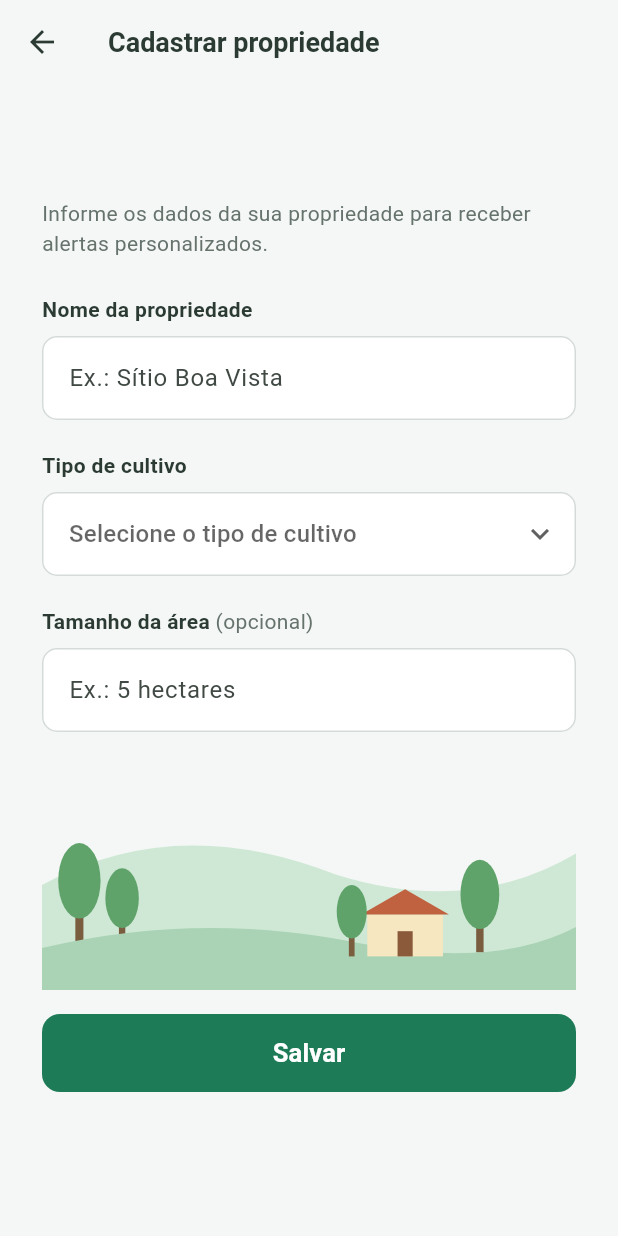
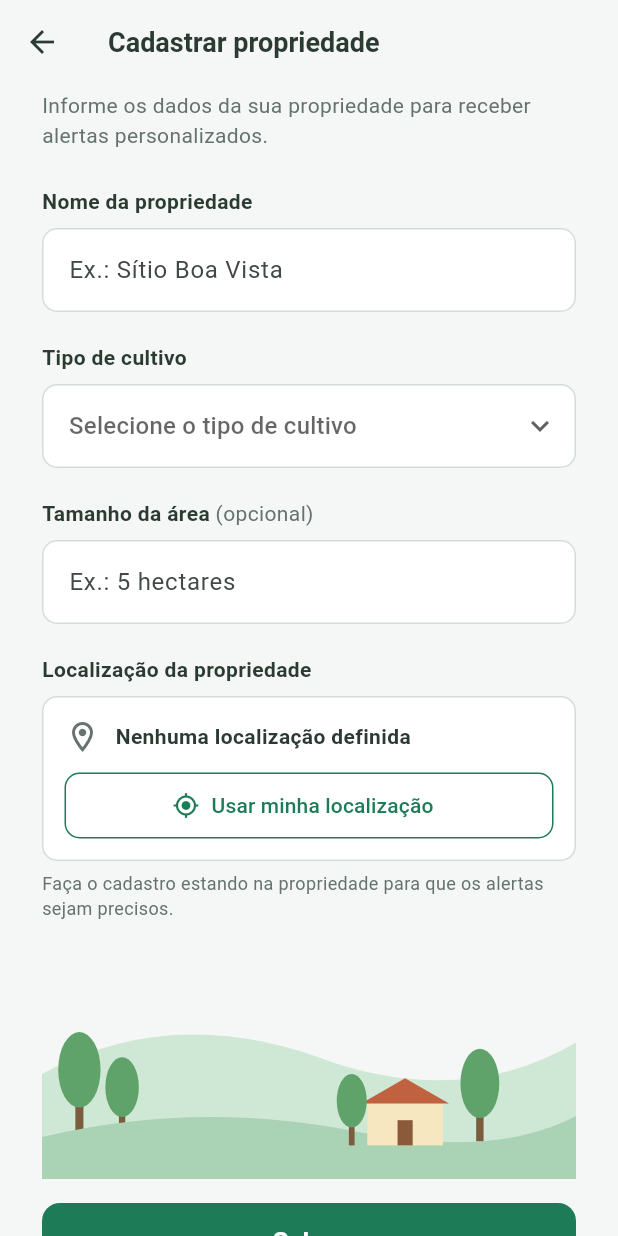
Before and after one commit to rafaelmvalente/PI_IV-TIME-19, a Flutter app: the CadastroPropriedadeScreen screen opened directly, on a phone screen of 412 x 824 dp. Run offline on Flutter 3.47's test engine with Material 3 defaults, Android fonts, the phone set to English and light mode, and no system bars; our stand-ins replace geolocator.

Commit message:
feat: adição da localização da propriedade via GPS

```diff
--- /dev/null
+++ b/app/lib/models/coordenada.dart
@@ -0,0 +1,14 @@
+// Vinicius Santuci Virgolino - 25000294
+// Data: 13/10/26
+// Descrição: Par de latitude e longitude que identifica onde fica a
+// propriedade. É o dado usado para consultar a previsão do tempo.
+
+class Coordenada {
+  const Coordenada({required this.latitude, required this.longitude});
+
+  final double latitude;
+  final double longitude;
+
+  String get descricao =>
+      '${latitude.toStringAsFixed(5)}, ${longitude.toStringAsFixed(5)}';
+}
--- a/app/lib/models/propriedade.dart
+++ b/app/lib/models/propriedade.dart
@@ -2,6 +2,8 @@
 // Data: 13/10/26
 // Descrição: Modelo da propriedade rural cadastrada pelo produtor e os tipos
 // de cultivo aceitos pelo app.
+
+import 'coordenada.dart';
 
 enum TipoCultivo {
   milho('Milho'),
@@ -21,11 +23,13 @@ class Propriedade {
   const Propriedade({
     required this.nome,
     required this.cultivo,
+    required this.localizacao,
     this.areaHectares,
   });
 
   final String nome;
   final TipoCultivo cultivo;
+  final Coordenada localizacao;
   final double? areaHectares;
 
   /// Formato usado para gravar no Firestore.
@@ -33,6 +37,8 @@ class Propriedade {
     return {
       'nome': nome,
       'cultivo': cultivo.name,
+      'latitude': localizacao.latitude,
+      'longitude': localizacao.longitude,
       'areaHectares': areaHectares,
     };
   }
--- a/app/lib/screens/cadastro_propriedade_screen.dart
+++ b/app/lib/screens/cadastro_propriedade_screen.dart
@@ -2,19 +2,27 @@
 // Data: 13/10/26
 // Horário:
 // Descrição: Tela de cadastro da propriedade do ClimAlerta. Contém os campos
-// de nome da propriedade, tipo de cultivo e tamanho da área (opcional), a
-// ilustração da paisagem rural e o botão "Salvar". Ao salvar, devolve a
-// Propriedade preenchida para a tela anterior.
+// de nome da propriedade, tipo de cultivo, tamanho da área (opcional) e a
+// localização obtida pelo GPS, a ilustração da paisagem rural e o botão
+// "Salvar". Ao salvar, devolve a Propriedade preenchida para a tela anterior.
 
 import 'package:flutter/material.dart';
 import 'package:flutter/services.dart';
 
+import '../models/coordenada.dart';
 import '../models/propriedade.dart';
+import '../services/localizacao_service.dart';
 import '../theme/app_colors.dart';
 import '../widgets/paisagem_rural.dart';
+import '../widgets/seletor_localizacao.dart';
 
 class CadastroPropriedadeScreen extends StatefulWidget {
-  const CadastroPropriedadeScreen({super.key});
+  const CadastroPropriedadeScreen({
+    super.key,
+    this.localizacaoService = const LocalizacaoService(),
+  });
+
+  final LocalizacaoService localizacaoService;
 
   @override
   State<CadastroPropriedadeScreen> createState() =>
@@ -28,8 +36,11 @@ class _CadastroPropriedadeScreenState extends State<CadastroPropriedadeScreen> {
   final _formKey = GlobalKey<FormState>();
   final _nomeController = TextEditingController();
   final _areaController = TextEditingController();
+  final _localizacaoKey = GlobalKey<FormFieldState<Coordenada>>();
 
   TipoCultivo? _cultivo;
+  bool _buscandoLocalizacao = false;
+  String? _erroLocalizacao;
 
   @override
   void dispose() {
@@ -59,9 +70,39 @@ class _CadastroPropriedadeScreenState extends State<CadastroPropriedadeScreen> {
     return null;
   }
 
+  String? _validarLocalizacao(Coordenada? valor) {
+    return valor == null ? 'Registre a localização da propriedade' : null;
+  }
+
   double? _converterArea(String texto) {
     if (texto.trim().isEmpty) return null;
     return double.tryParse(texto.trim().replaceAll(',', '.'));
+  }
+
+  Future<void> _buscarLocalizacao(FormFieldState<Coordenada> campo) async {
+    setState(() {
+      _buscandoLocalizacao = true;
+      _erroLocalizacao = null;
+    });
+
+    try {
+      final coordenada =
+          await widget.localizacaoService.obterLocalizacaoAtual();
+      if (!mounted) return;
+      campo.didChange(coordenada);
+      campo.validate();
+    } on LocalizacaoException catch (erro) {
+      if (!mounted) return;
+      setState(() => _erroLocalizacao = erro.mensagem);
+    } on Exception {
+      if (!mounted) return;
+      setState(() {
+        _erroLocalizacao = 'Não foi possível obter a localização. '
+            'Tente novamente.';
+      });
+    } finally {
+      if (mounted) setState(() => _buscandoLocalizacao = false);
+    }
   }
 
   void _salvar() {
@@ -71,6 +112,7 @@ class _CadastroPropriedadeScreenState extends State<CadastroPropriedadeScreen> {
     final propriedade = Propriedade(
       nome: _nomeController.text.trim(),
       cultivo: _cultivo!,
+      localizacao: _localizacaoKey.currentState!.value!,
       areaHectares: _converterArea(_areaController.text),
     );
 
@@ -163,6 +205,20 @@ class _CadastroPropriedadeScreenState extends State<CadastroPropriedadeScreen> {
                           suffixText: 'ha',
                         ),
                         validator: _validarArea,
+                      ),
+                    ),
+                    const SizedBox(height: 20),
+                    _CampoComRotulo(
+                      rotulo: 'Localização da propriedade',
+                      child: FormField<Coordenada>(
+                        key: _localizacaoKey,
+                        validator: _validarLocalizacao,
+                        builder: (campo) => SeletorLocalizacao(
+                          localizacao: campo.value,
+                          carregando: _buscandoLocalizacao,
+                          mensagemErro: _erroLocalizacao ?? campo.errorText,
+                          onBuscar: () => _buscarLocalizacao(campo),
+                        ),
                       ),
                     ),
                     const SizedBox(height: 32),
--- /dev/null
+++ b/app/lib/services/localizacao_service.dart
@@ -0,0 +1,68 @@
+// Vinicius Santuci Virgolino - 25000294
+// Data: 13/10/26
+// Descrição: Serviço que obtém a localização atual do aparelho pelo GPS,
+// cuidando das permissões. Os erros são convertidos em mensagens simples
+// para exibir ao produtor.
+
+import 'dart:async';
+
+import 'package:geolocator/geolocator.dart';
+
+import '../models/coordenada.dart';
+
+class LocalizacaoException implements Exception {
+  const LocalizacaoException(this.mensagem);
+
+  final String mensagem;
+
+  @override
+  String toString() => mensagem;
+}
+
+class LocalizacaoService {
+  const LocalizacaoService();
+
+  static const Duration _tempoLimite = Duration(seconds: 20);
+
+  Future<Coordenada> obterLocalizacaoAtual() async {
+    final servicoAtivo = await Geolocator.isLocationServiceEnabled();
+    if (!servicoAtivo) {
+      throw const LocalizacaoException(
+        'Ative a localização (GPS) do aparelho e tente novamente.',
+      );
+    }
+
+    var permissao = await Geolocator.checkPermission();
+    if (permissao == LocationPermission.denied) {
+      permissao = await Geolocator.requestPermission();
+    }
+    if (permissao == LocationPermission.denied) {
+      throw const LocalizacaoException(
+        'Permita o acesso à localização para cadastrar a propriedade.',
+      );
+    }
+    if (permissao == LocationPermission.deniedForever) {
+      throw const LocalizacaoException(
+        'O acesso à localização está bloqueado. Libere nas configurações '
+        'do aparelho.',
+      );
+    }
+
+    try {
+      final posicao = await Geolocator.getCurrentPosition(
+        locationSettings: LocationSettings(
+          accuracy: LocationAccuracy.high,
+          timeLimit: _tempoLimite,
+        ),
+      );
+      return Coordenada(
+        latitude: posicao.latitude,
+        longitude: posicao.longitude,
+      );
+    } on TimeoutException {
+      throw const LocalizacaoException(
+        'Não foi possível obter a localização. Tente em um local aberto.',
+      );
+    }
+  }
+}
--- /dev/null
+++ b/app/lib/widgets/seletor_localizacao.dart
@@ -0,0 +1,156 @@
+// Vinicius Santuci Virgolino - 25000294
+// Data: 13/10/26
+// Descrição: Cartão que mostra a localização da propriedade e o botão para
+// capturá-la pelo GPS. Exibe os estados: sem localização, buscando,
+// localização registrada e erro.
+
+import 'package:flutter/material.dart';
+
+import '../models/coordenada.dart';
+import '../theme/app_colors.dart';
+
+class SeletorLocalizacao extends StatelessWidget {
+  const SeletorLocalizacao({
+    super.key,
+    required this.localizacao,
+    required this.carregando,
+    required this.onBuscar,
+    this.mensagemErro,
+  });
+
+  final Coordenada? localizacao;
+  final bool carregando;
+  final VoidCallback onBuscar;
+  final String? mensagemErro;
+
+  @override
+  Widget build(BuildContext context) {
+    final temErro = mensagemErro != null;
+
+    return Column(
+      crossAxisAlignment: CrossAxisAlignment.start,
+      children: [
+        Container(
+          padding: const EdgeInsets.all(14),
+          decoration: BoxDecoration(
+            color: Colors.white,
+            borderRadius: BorderRadius.circular(10),
+            border: Border.all(
+              color: temErro ? AppColors.erro : AppColors.borda,
+            ),
+          ),
+          child: Column(
+            crossAxisAlignment: CrossAxisAlignment.stretch,
+            children: [
+              _StatusLocalizacao(localizacao: localizacao),
+              const SizedBox(height: 12),
+              _BotaoLocalizacao(
+                carregando: carregando,
+                jaPossuiLocalizacao: localizacao != null,
+                onPressed: onBuscar,
+              ),
+            ],
+          ),
+        ),
+        const SizedBox(height: 6),
+        Text(
+          mensagemErro ??
+              'Faça o cadastro estando na propriedade para que os alertas '
+                  'sejam precisos.',
+          style: TextStyle(
+            fontSize: 12,
+            color: temErro ? AppColors.erro : AppColors.textoSecundario,
+          ),
+        ),
+      ],
+    );
+  }
+}
+
+class _StatusLocalizacao extends StatelessWidget {
+  const _StatusLocalizacao({required this.localizacao});
+
+  final Coordenada? localizacao;
+
+  @override
+  Widget build(BuildContext context) {
+    final registrada = localizacao != null;
+
+    return Row(
+      children: [
+        Icon(
+          registrada ? Icons.check_circle : Icons.location_on_outlined,
+          color: registrada ? AppColors.verde : AppColors.textoSecundario,
+        ),
+        const SizedBox(width: 10),
+        Expanded(
+          child: Column(
+            crossAxisAlignment: CrossAxisAlignment.start,
+            children: [
+              Text(
+                registrada
+                    ? 'Localização registrada'
+                    : 'Nenhuma localização definida',
+                style: const TextStyle(
+                  color: AppColors.textoEscuro,
+                  fontWeight: FontWeight.w600,
+                ),
+              ),
+              if (registrada)
+                Text(
+                  localizacao!.descricao,
+                  style: const TextStyle(
+                    color: AppColors.textoSecundario,
+                    fontSize: 13,
+                  ),
+                ),
+            ],
+          ),
+        ),
+      ],
+    );
+  }
+}
+
+class _BotaoLocalizacao extends StatelessWidget {
+  const _BotaoLocalizacao({
+    required this.carregando,
+    required this.jaPossuiLocalizacao,
+    required this.onPressed,
+  });
+
+  final bool carregando;
+  final bool jaPossuiLocalizacao;
+  final VoidCallback onPressed;
+
+  @override
+  Widget build(BuildContext context) {
+    return SizedBox(
+      height: 44,
+      child: OutlinedButton.icon(
+        style: OutlinedButton.styleFrom(
+          foregroundColor: AppColors.verde,
+          side: const BorderSide(color: AppColors.verde),
+          shape: RoundedRectangleBorder(
+            borderRadius: BorderRadius.circular(10),
+          ),
+        ),
+        onPressed: carregando ? null : onPressed,
+        icon: carregando
+            ? const SizedBox(
+                width: 18,
+                height: 18,
+                child: CircularProgressIndicator(strokeWidth: 2),
+              )
+            : const Icon(Icons.my_location),
+        label: Text(
+          carregando
+              ? 'Buscando localização...'
+              : jaPossuiLocalizacao
+                  ? 'Atualizar localização'
+                  : 'Usar minha localização',
+        ),
+      ),
+    );
+  }
+}
--- a/app/pubspec.yaml
+++ b/app/pubspec.yaml
@@ -34,6 +34,7 @@ dependencies:
   # The following adds the Cupertino Icons font to your application.
   # Use with the CupertinoIcons class for iOS style icons.
   cupertino_icons: ^1.0.8
+  geolocator: ^14.1.1
 
 dev_dependencies:
   flutter_test:
```
Also changed, not shown: app/analysis_options.yaml (+9 -0 lines), app/pubspec.lock, 3 other files.
